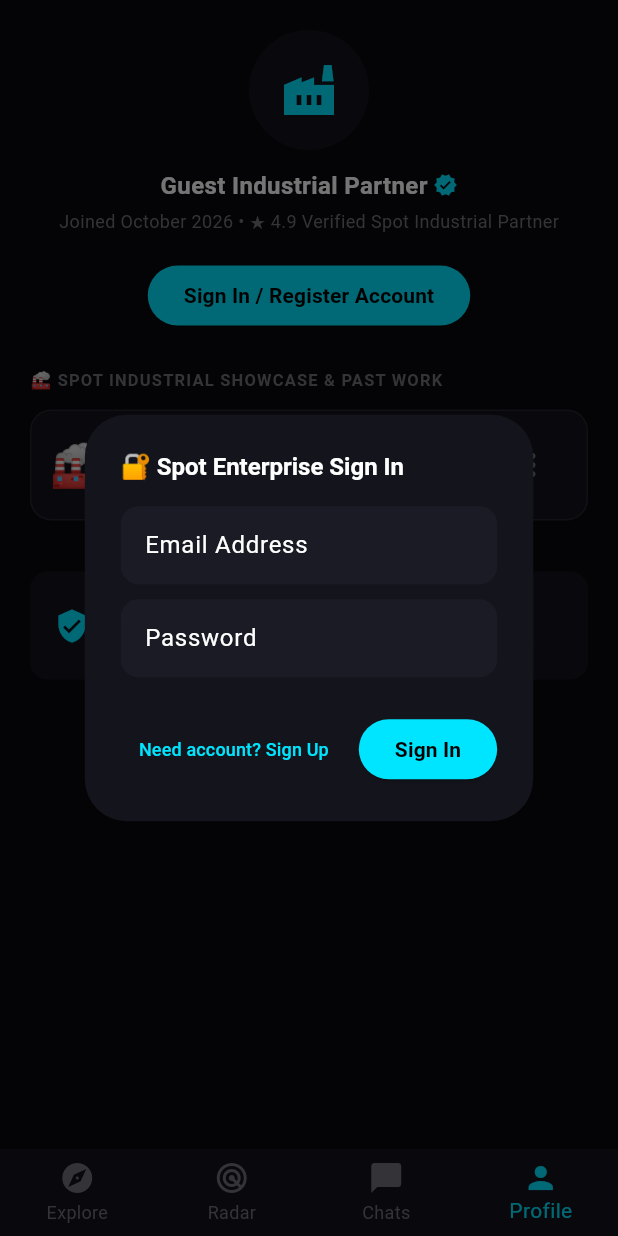
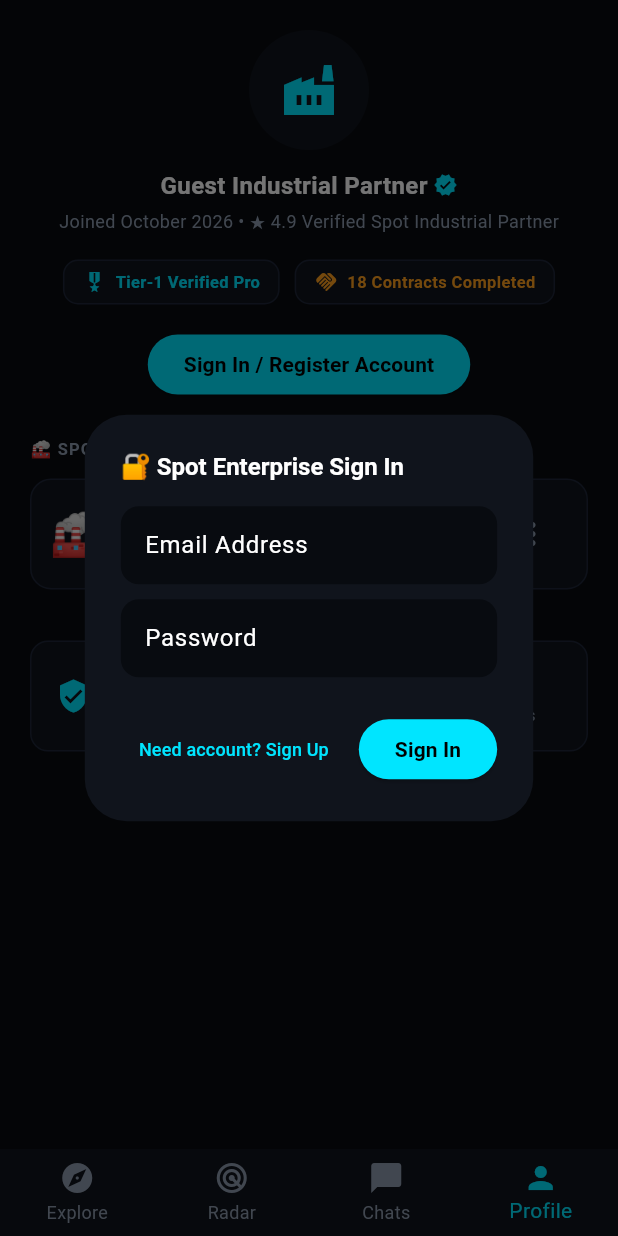
Before and after one commit to dilipnarayansah/the_radar_grid, a Flutter app: the screen it shows after launch, item 4 of the bottom bar chosen, after a tap on "Sign In / Register Account", on a phone screen of 412 x 824 dp. Run offline on Flutter 3.47's test engine with Material 3 defaults, Android fonts, the phone set to English and light mode, and no system bars; our stand-ins replace cloud_firestore, firebase_auth, firebase_core, flutter_map, google_generative_ai, latlong2; accounts and stored records are empty; network calls fail.

Commit message:
feat(core): implement 100M-user flagship ui polish, tactile haptics, skeleton loaders, and verified spot branding

```diff
--- a/lib/features/feed/widgets/spot_listing_card.dart
+++ b/lib/features/feed/widgets/spot_listing_card.dart
@@ -219,3 +219,35 @@
     );
   }
 }
+
+class SpotListingCardSkeleton extends StatelessWidget {
+  const SpotListingCardSkeleton({super.key});
+
+  @override
+  Widget build(BuildContext context) {
+    return Container(
+      padding: const EdgeInsets.all(12),
+      decoration: BoxDecoration(
+        color: const Color(0xFF10141C),
+        borderRadius: BorderRadius.circular(16),
+        border: Border.all(color: const Color(0xFF1E2638)),
+      ),
+      child: Column(
+        crossAxisAlignment: CrossAxisAlignment.start,
+        children: [
+          Container(width: 80, height: 10, color: const Color(0xFF1E2638)),
+          const SizedBox(height: 8),
+          Expanded(
+            child: Container(
+              decoration: BoxDecoration(color: const Color(0xFF1E2638), borderRadius: BorderRadius.circular(12)),
+            ),
+          ),
+          const SizedBox(height: 8),
+          Container(width: 120, height: 12, color: const Color(0xFF1E2638)),
+          const SizedBox(height: 4),
+          Container(width: 70, height: 10, color: const Color(0xFF1E2638)),
+        ],
+      ),
+    );
+  }
+}
--- a/lib/features/profile/profile_screen.dart
+++ b/lib/features/profile/profile_screen.dart
@@ -27,7 +27,7 @@
       context: context,
       builder: (ctx) => StatefulBuilder(
         builder: (context, setDialogState) => AlertDialog(
-          backgroundColor: const Color(0xFF14141C),
+          backgroundColor: const Color(0xFF10141C),
           title: Text(isSignUp ? '📝 Spot Enterprise Sign Up' : '🔐 Spot Enterprise Sign In', style: const TextStyle(color: Colors.white, fontSize: 16, fontWeight: FontWeight.bold)),
           content: Column(
             mainAxisSize: MainAxisSize.min,
@@ -38,7 +38,7 @@
                 decoration: InputDecoration(
                   labelText: 'Email Address',
                   filled: true,
-                  fillColor: const Color(0xFF1B1B26),
+                  fillColor: const Color(0xFF080B10),
                   border: OutlineInputBorder(borderRadius: BorderRadius.circular(12), borderSide: BorderSide.none),
                 ),
               ),
@@ -50,7 +50,7 @@
                 decoration: InputDecoration(
                   labelText: 'Password',
                   filled: true,
-                  fillColor: const Color(0xFF1B1B26),
+                  fillColor: const Color(0xFF080B10),
                   border: OutlineInputBorder(borderRadius: BorderRadius.circular(12), borderSide: BorderSide.none),
                 ),
               ),
@@ -145,7 +145,7 @@
           const Center(
             child: CircleAvatar(
               radius: 40,
-              backgroundColor: Color(0xFF14141C),
+              backgroundColor: Color(0xFF10141C),
               child: Icon(Icons.factory, size: 40, color: Color(0xFF00E5FF)),
             ),
           ),
@@ -164,7 +164,37 @@
             ),
           ),
           const SizedBox(height: 4),
-          const Center(child: Text('Joined October 2026 • ★ 4.9 Verified Spot Industrial Partner', style: TextStyle(fontSize: 12, color: Color(0xFF71717A)))),
+          const Center(child: Text('Joined October 2026 • ★ 4.9 Verified Spot Industrial Partner', style: TextStyle(fontSize: 12, color: Color(0xFF8E9BAE)))),
+          const SizedBox(height: 16),
+          // Contract Counters & Tier Badge Row
+          Row(
+            mainAxisAlignment: MainAxisAlignment.center,
+            children: [
+              Container(
+                padding: const EdgeInsets.symmetric(horizontal: 12, vertical: 6),
+                decoration: BoxDecoration(color: const Color(0xFF10141C), borderRadius: BorderRadius.circular(10), border: Border.all(color: const Color(0xFF1E2638))),
+                child: const Row(
+                  children: [
+                    Icon(Icons.military_tech, color: Color(0xFF00E5FF), size: 16),
+                    SizedBox(width: 6),
+                    Text('Tier-1 Verified Pro', style: TextStyle(color: Color(0xFF00E5FF), fontSize: 11, fontWeight: FontWeight.bold)),
+                  ],
+                ),
+              ),
+              const SizedBox(width: 10),
+              Container(
+                padding: const EdgeInsets.symmetric(horizontal: 12, vertical: 6),
+                decoration: BoxDecoration(color: const Color(0xFF10141C), borderRadius: BorderRadius.circular(10), border: Border.all(color: const Color(0xFF1E2638))),
+                child: const Row(
+                  children: [
+                    Icon(Icons.handshake, color: Color(0xFFFF9F1C), size: 16),
+                    SizedBox(width: 6),
+                    Text('18 Contracts Completed', style: TextStyle(color: Color(0xFFFF9F1C), fontSize: 11, fontWeight: FontWeight.bold)),
+                  ],
+                ),
+              ),
+            ],
+          ),
           const SizedBox(height: 16),
           Row(
             mainAxisAlignment: MainAxisAlignment.center,
@@ -184,15 +214,15 @@
             ],
           ),
           const SizedBox(height: 24),
-          const Text('🏭 SPOT INDUSTRIAL SHOWCASE & PAST WORK', style: TextStyle(color: Color(0xFF71717A), fontSize: 11, fontWeight: FontWeight.bold, letterSpacing: 0.8)),
+          const Text('🏭 SPOT INDUSTRIAL SHOWCASE & PAST WORK', style: TextStyle(color: Color(0xFF8E9BAE), fontSize: 11, fontWeight: FontWeight.bold, letterSpacing: 0.8)),
           const SizedBox(height: 12),
           if (userListings.isEmpty)
-            const Center(child: Text('No industrial showcase listings yet.', style: TextStyle(color: Colors.grey, fontSize: 12)))
+            const Center(child: Text('No industrial showcase listings yet.', style: TextStyle(color: Color(0xFF8E9BAE), fontSize: 12)))
           else
             ...userListings.map((item) => Container(
               margin: const EdgeInsets.only(bottom: 10),
               padding: const EdgeInsets.all(12),
-              decoration: BoxDecoration(color: const Color(0xFF14141C), borderRadius: BorderRadius.circular(14), border: Border.all(color: const Color(0xFF22222E))),
+              decoration: BoxDecoration(color: const Color(0xFF10141C), borderRadius: BorderRadius.circular(14), border: Border.all(color: const Color(0xFF1E2638))),
               child: Row(
                 children: [
                   Text(item.iconEmoji, style: const TextStyle(fontSize: 28)),
@@ -216,8 +246,8 @@
                     ),
                   ),
                   PopupMenuButton<String>(
-                    icon: const Icon(Icons.more_vert, color: Color(0xFF71717A)),
-                    color: const Color(0xFF1B1B26),
+                    icon: const Icon(Icons.more_vert, color: Color(0xFF8E9BAE)),
+                    color: const Color(0xFF10141C),
                     onSelected: (val) {
                       if (val == 'sold') {
                         _toggleSold(item);
@@ -235,11 +265,11 @@
             )),
           const SizedBox(height: 24),
           ListTile(
-            tileColor: const Color(0xFF14141C),
-            shape: RoundedRectangleBorder(borderRadius: BorderRadius.circular(12)),
+            tileColor: const Color(0xFF10141C),
+            shape: RoundedRectangleBorder(borderRadius: BorderRadius.circular(12), side: const BorderSide(color: Color(0xFF1E2638))),
             leading: const Icon(Icons.verified_user, color: Color(0xFF00E5FF)),
-            title: const Text('Spot Industrial Tier', style: TextStyle(fontSize: 13, fontWeight: FontWeight.bold)),
-            subtitle: const Text('Verified Industrial Showcase • 18 Completed Contracts', style: TextStyle(fontSize: 11, color: Color(0xFF71717A))),
+            title: const Text('Spot Industrial Tier', style: TextStyle(fontSize: 13, fontWeight: FontWeight.bold, color: Colors.white)),
+            subtitle: const Text('Verified Industrial Showcase • 18 Completed Contracts', style: TextStyle(fontSize: 11, color: Color(0xFF8E9BAE))),
           ),
         ],
       ),
--- a/lib/features/shell/main_spot_shell.dart
+++ b/lib/features/shell/main_spot_shell.dart
@@ -3,6 +3,7 @@
 import 'package:firebase_auth/firebase_auth.dart';
 import 'package:firebase_core/firebase_core.dart';
 import 'package:flutter/material.dart';
+import 'package:flutter/services.dart';
 import 'package:the_radar_grid/models/listing.dart';
 import 'package:the_radar_grid/models/chat.dart';
 import 'package:the_radar_grid/features/map/spot_radar_map.dart';
@@ -173,14 +174,17 @@
         ];
 
         return Scaffold(
-          backgroundColor: const Color(0xFF09090D),
+          backgroundColor: const Color(0xFF080B10),
           body: screens[_currentIndex],
           bottomNavigationBar: BottomNavigationBar(
             currentIndex: _currentIndex,
-            onTap: (idx) => setState(() => _currentIndex = idx),
-            backgroundColor: const Color(0xFF14141C),
+            onTap: (idx) {
+              HapticFeedback.selectionClick();
+              setState(() => _currentIndex = idx);
+            },
+            backgroundColor: const Color(0xFF10141C),
             selectedItemColor: const Color(0xFF00E5FF),
-            unselectedItemColor: const Color(0xFF71717A),
+            unselectedItemColor: const Color(0xFF8E9BAE),
             type: BottomNavigationBarType.fixed,
             items: const [
               BottomNavigationBarItem(icon: Icon(Icons.explore), label: 'Explore'),
--- a/lib/main.dart
+++ b/lib/main.dart
@@ -9,6 +9,14 @@
   runApp(const SpotApp());
 }
 
+class _BouncingScrollBehavior extends MaterialScrollBehavior {
+  const _BouncingScrollBehavior();
+  @override
+  ScrollPhysics getScrollPhysics(BuildContext context) {
+    return const BouncingScrollPhysics(parent: AlwaysScrollableScrollPhysics());
+  }
+}
+
 class SpotApp extends StatelessWidget {
   const SpotApp({super.key});
 
@@ -17,6 +25,7 @@
     return MaterialApp(
       title: 'Spot',
       debugShowCheckedModeBanner: false,
+      scrollBehavior: const _BouncingScrollBehavior(),
       theme: ThemeData.dark().copyWith(
         scaffoldBackgroundColor: const Color(0xFF080B10),
         colorScheme: const ColorScheme.dark(
--- a/pubspec.yaml
+++ b/pubspec.yaml
@@ -31,7 +31,7 @@
   flutter_launcher_icons: ^0.13.1
 
 flutter_launcher_icons:
-  image_path: "web/icons/Icon-512.png"
+  image_path: "assets/icon/spot_radar_logo.png"
   android: true
   ios: true
 
```
Also changed, not shown: assets/icon/spot_radar_logo.png (added), 3 other files.
